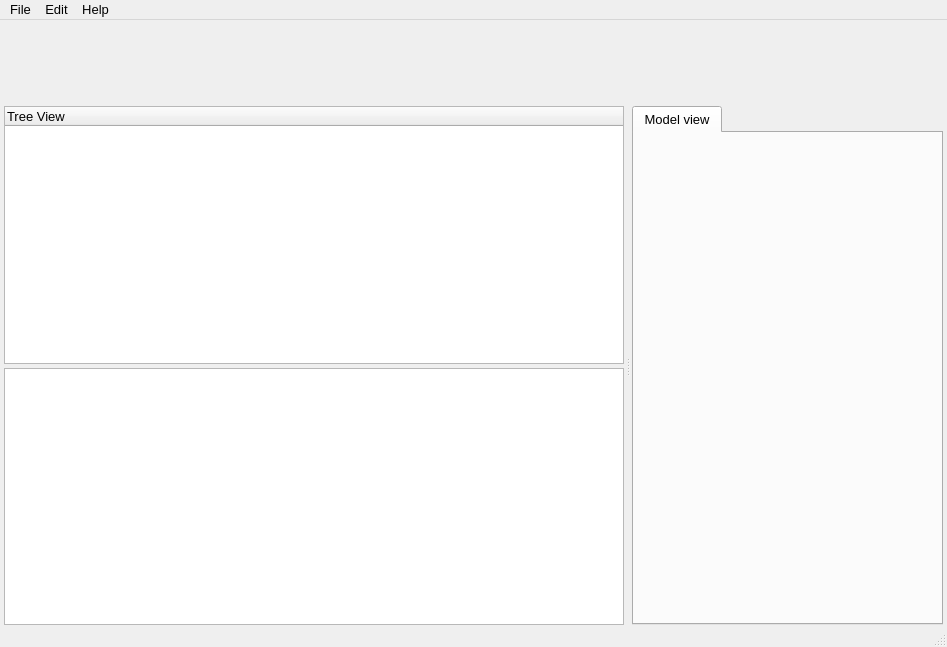
This is src/UserInterface/Forms/mainwindow.ui in PawelekPro/MeshGeneratingTool as Qt 5 draws it before an edit. The edited form follows.
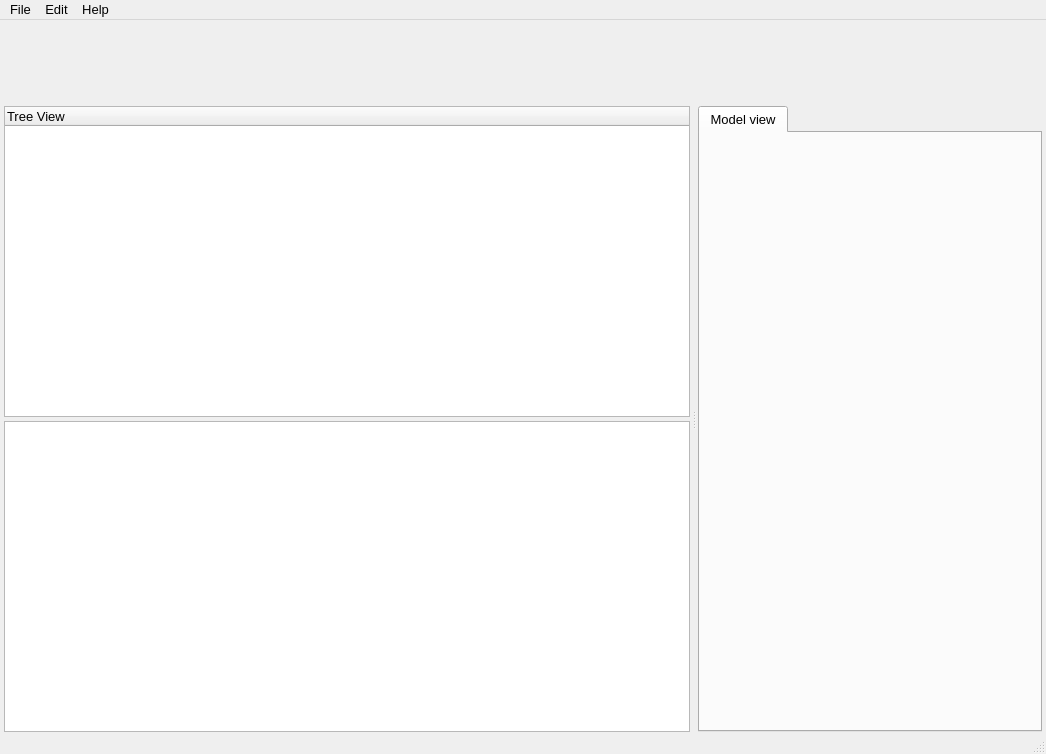
This is the edited form.

The edit to the form file:
```diff
--- a/src/UserInterface/Forms/mainwindow.ui
+++ b/src/UserInterface/Forms/mainwindow.ui
@@ -6,8 +6,8 @@
    <rect>
     <x>0</x>
     <y>0</y>
-    <width>947</width>
-    <height>647</height>
+    <width>1046</width>
+    <height>754</height>
    </rect>
   </property>
   <property name="font">
@@ -126,7 +126,7 @@
     <rect>
      <x>0</x>
      <y>0</y>
-     <width>947</width>
+     <width>1046</width>
      <height>20</height>
     </rect>
    </property>
```
Left out of the diff: 8 changed lines with no effect on the pictures.
